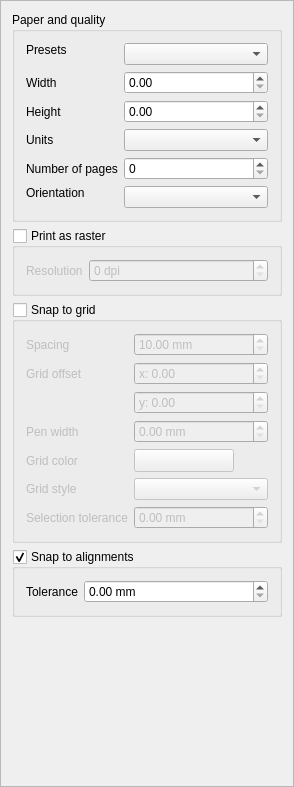
carsmie/QGIS, file src/ui/qgscompositionwidgetbase.ui: the form before one commit.
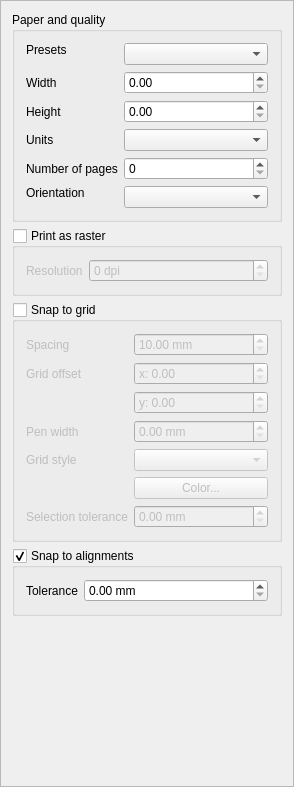
The form after the commit. Custom widgets are drawn as their Qt base class.

Commit message: [FEATURE] Update QgsColorButton to offer live color chooser updates and show transparent checkerboard background

```diff
--- a/src/ui/qgscompositionwidgetbase.ui
+++ b/src/ui/qgscompositionwidgetbase.ui
@@ -297,6 +297,16 @@
           <property name="labelAlignment">
            <set>Qt::AlignLeading|Qt::AlignLeft|Qt::AlignVCenter</set>
           </property>
+          <item row="0" column="0">
+           <widget class="QLabel" name="label_8">
+            <property name="text">
+             <string>Spacing</string>
+            </property>
+            <property name="wordWrap">
+             <bool>true</bool>
+            </property>
+           </widget>
+          </item>
           <item row="0" column="1">
            <widget class="QDoubleSpinBox" name="mGridResolutionSpinBox">
             <property name="prefix">
@@ -368,44 +378,6 @@
            </widget>
           </item>
           <item row="3" column="0">
-           <widget class="QLabel" name="mGridColorLabel">
-            <property name="text">
-             <string>Grid color</string>
-            </property>
-            <property name="wordWrap">
-             <bool>true</bool>
-            </property>
-            <property name="buddy">
-             <cstring>mGridColorButton</cstring>
-            </property>
-           </widget>
-          </item>
-          <item row="3" column="1">
-           <widget class="QgsColorButton" name="mGridColorButton">
-            <property name="sizePolicy">
-             <sizepolicy hsizetype="Expanding" vsizetype="Fixed">
-              <horstretch>0</horstretch>
-              <verstretch>0</verstretch>
-             </sizepolicy>
-            </property>
-            <property name="minimumSize">
-             <size>
-              <width>100</width>
-              <height>0</height>
-             </size>
-            </property>
-            <property name="maximumSize">
-             <size>
-              <width>100</width>
-              <height>16777215</height>
-             </size>
-            </property>
-            <property name="text">
-             <string/>
-            </property>
-           </widget>
-          </item>
-          <item row="4" column="0">
            <widget class="QLabel" name="mGridStyleLabel">
             <property name="text">
              <string>Grid style</string>
@@ -418,7 +390,7 @@
             </property>
            </widget>
           </item>
-          <item row="4" column="1">
+          <item row="3" column="1">
            <widget class="QComboBox" name="mGridStyleComboBox"/>
           </item>
           <item row="5" column="0">
@@ -441,13 +413,10 @@
             </property>
            </widget>
           </item>
-          <item row="0" column="0">
-           <widget class="QLabel" name="label_8">
+          <item row="4" column="1">
+           <widget class="QgsColorButton" name="mGridColorButton">
             <property name="text">
-             <string>Spacing</string>
-            </property>
-            <property name="wordWrap">
-             <bool>true</bool>
+             <string>Color...</string>
             </property>
            </widget>
           </item>
@@ -516,17 +485,17 @@
  </widget>
  <layoutdefault spacing="6" margin="11"/>
  <customwidgets>
+  <customwidget>
+   <class>QgsColorButton</class>
+   <extends>QPushButton</extends>
+   <header>qgscolorbutton.h</header>
+  </customwidget>
   <customwidget>
    <class>QgsCollapsibleGroupBoxBasic</class>
    <extends>QGroupBox</extends>
    <header location="global">qgscollapsiblegroupbox.h</header>
    <container>1</container>
   </customwidget>
-  <customwidget>
-   <class>QgsColorButton</class>
-   <extends>QToolButton</extends>
-   <header>qgscolorbutton.h</header>
-  </customwidget>
  </customwidgets>
  <tabstops>
   <tabstop>scrollArea</tabstop>
```
The commit also changes 73 other files.
